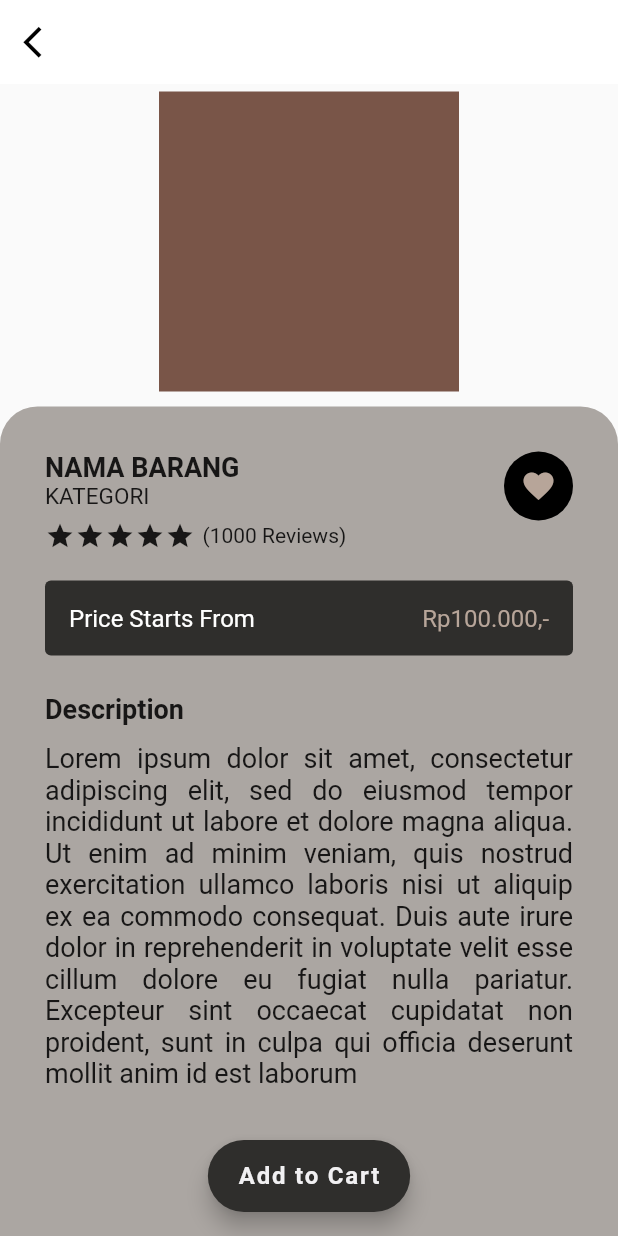
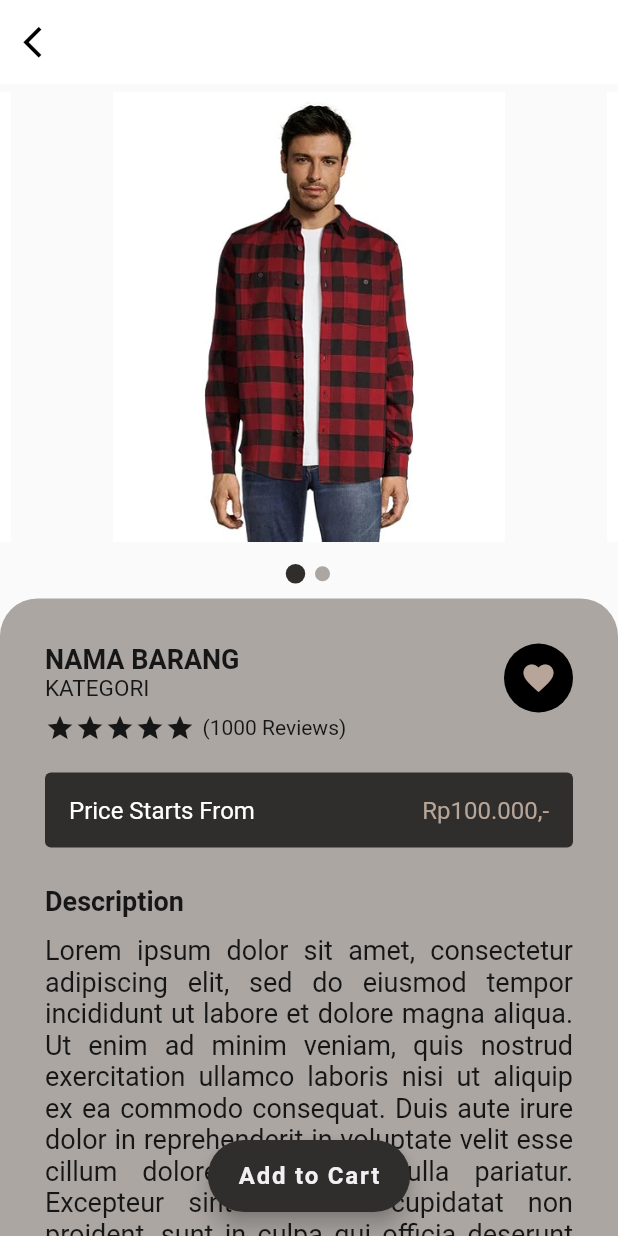
Before and after one commit to FachrulRivaldy/clothing-reference-app, a Flutter app: the DetailPage screen opened directly, on a phone screen of 412 x 824 dp. Run offline on Flutter 3.47's test engine with Material 2 defaults, Android fonts, the phone set to English and light mode, and no system bars; drawn by our look-alikes of carousel_slider, smooth_page_indicator; our stand-ins replace curved_navigation_bar, introduction_screen.

Commit message:
update detailpage
penambahan carousel dan animasi indikator pada halaman detail item

```diff
--- a/lib/main.dart
+++ b/lib/main.dart
@@ -1,5 +1,6 @@
 import 'package:clothing_reference_app/pages/cartpage.dart';
 import 'package:clothing_reference_app/pages/categorydetails.dart';
+import 'package:clothing_reference_app/pages/detailpage.dart';
 import 'package:clothing_reference_app/pages/mainpage.dart';
 import 'package:clothing_reference_app/pages/onboardingpage.dart';
 import 'package:clothing_reference_app/pages/profilepage.dart';
@@ -22,7 +23,7 @@ class ClothRefApp extends StatelessWidget {
     return const MaterialApp(
       debugShowCheckedModeBanner: false,
       title: 'Clothing_Marketplace',
-      home: MainMenu(),
+      home: DetailPage(),
     );
   }
 }
--- a/lib/pages/detailpage.dart
+++ b/lib/pages/detailpage.dart
@@ -1,4 +1,6 @@
+import 'package:carousel_slider/carousel_slider.dart';
 import 'package:flutter/material.dart';
+import 'package:smooth_page_indicator/smooth_page_indicator.dart';
 
 class DetailPage extends StatefulWidget {
   const DetailPage({Key? key}) : super(key: key);
@@ -34,14 +36,8 @@ class _DetailPageState extends State<DetailPage> {
             child: Center(
               child: Column(
                 children: [
-                  Container(
-                    width: 200,
-                    height: 200,
-                    decoration: const BoxDecoration(
-                      color: Colors.brown,
-                    ),
-                  ),
-                  SizedBox(height: 10),
+                  const imageItem(),
+                  const SizedBox(height: 10),
                   Expanded(
                     child: Container(
                       decoration: const BoxDecoration(
@@ -99,7 +95,7 @@ class _DetailPageState extends State<DetailPage> {
                               ],
                             ),
                             Row(
-                              children: [
+                              children: const [
                                 Icon(Icons.star, size: 20),
                                 Icon(Icons.star, size: 20),
                                 Icon(Icons.star, size: 20),
@@ -193,3 +189,68 @@ class _DetailPageState extends State<DetailPage> {
     );
   }
 }
+
+//Carousel Image
+class imageItem extends StatefulWidget {
+  const imageItem({Key? key}) : super(key: key);
+
+  @override
+  _imageItemState createState() => _imageItemState();
+}
+
+class _imageItemState extends State<imageItem> {
+  int activeIndex = 0;
+  final images = [
+    'assets/images/KemejaPria/merah1.jpg',
+    'assets/images/KemejaPria/merah2.jpg',
+  ];
+
+  @override
+  Widget build(BuildContext context) {
+    return Center(
+      child: Column(
+        mainAxisAlignment: MainAxisAlignment.center,
+        crossAxisAlignment: CrossAxisAlignment.center,
+        children: [
+          CarouselSlider.builder(
+            options: CarouselOptions(
+                height: 300,
+                autoPlay: false,
+                onPageChanged: (index, reason) =>
+                    setState(() => activeIndex = index)),
+            itemCount: images.length,
+            itemBuilder: (context, index, realIndex) {
+              final image = images[index];
+              return buildImage(image, index);
+            },
+          ),
+          const SizedBox(height: 15),
+          indicator(),
+        ],
+      ),
+    );
+  }
+
+  //Image yang akan ditampilkan
+  Widget buildImage(String imageUrl, int index) {
+    return ClipRect(
+      child: Image.asset(
+        imageUrl,
+        fit: BoxFit.fill,
+      ),
+    );
+  }
+
+  Widget indicator() {
+    return AnimatedSmoothIndicator(
+      activeIndex: activeIndex,
+      count: images.length,
+      effect: const ScrollingDotsEffect(
+        dotHeight: 10,
+        dotWidth: 10,
+        activeDotColor: Color(0xFF2F2E2C),
+        dotColor: Color(0xFFABA6A2),
+      ),
+    );
+  }
+}
--- a/lib/pages/mainMenu.dart
+++ b/lib/pages/mainMenu.dart
@@ -139,7 +139,7 @@ class _newsAPPState extends State<newsAPP> {
             options: CarouselOptions(
                 height: 180,
                 autoPlay: true,
-                autoPlayInterval: const Duration(seconds: 15),
+                autoPlayInterval: const Duration(seconds: 10),
                 enlargeCenterPage: true,
                 enlargeStrategy: CenterPageEnlargeStrategy.scale,
                 onPageChanged: (index, reason) =>
@@ -157,7 +157,7 @@ class _newsAPPState extends State<newsAPP> {
     );
   }
 
-//Image yang akan ditampilkan di carousel
+  //Image yang akan ditampilkan di carousel
   Widget buildImage(String imageUrl, int index) {
     return ClipRRect(
       borderRadius: BorderRadius.circular(15),
--- a/pubspec.yaml
+++ b/pubspec.yaml
@@ -54,6 +54,8 @@ flutter:
   assets:
     - assets/images/
     - assets/images/ads/
+    - assets/images/BajuPria/
+    - assets/images/KemejaPria/
     #   - images/a_dot_burr.jpeg
     #   - images/a_dot_ham.jpeg
     # An image asset can refer to one or more resolution-specific "variants", see
```
Also changed, not shown: assets/images/KemejaPria/merah1.jpg (added), assets/images/KemejaPria/merah2.jpg (added).
